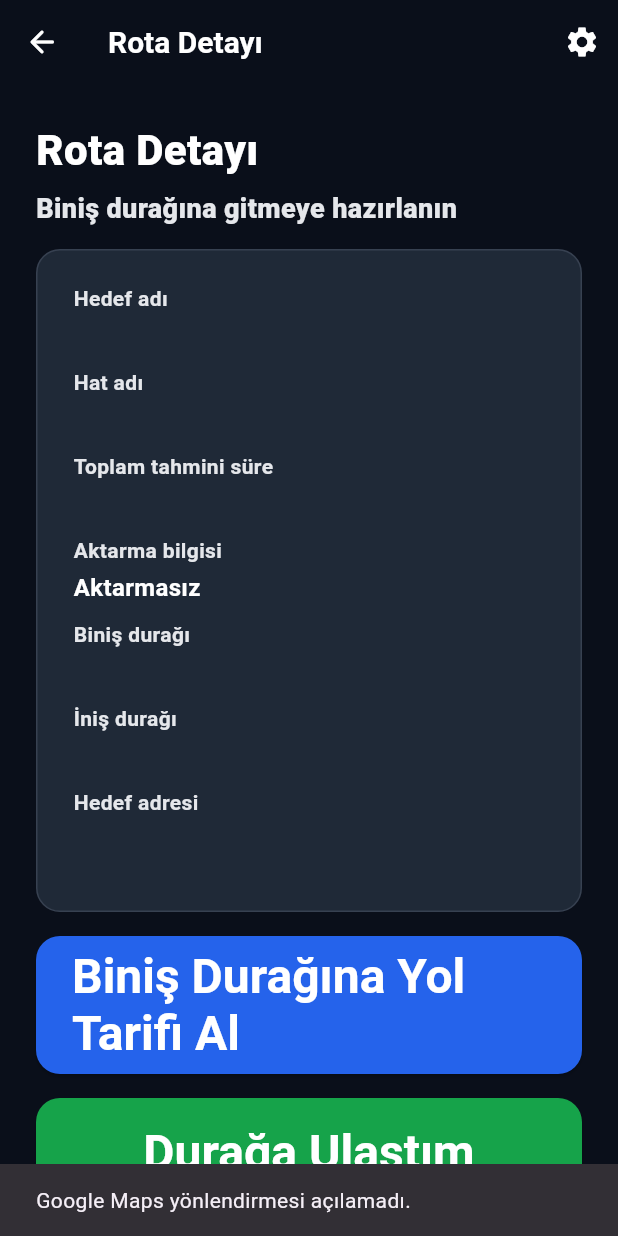
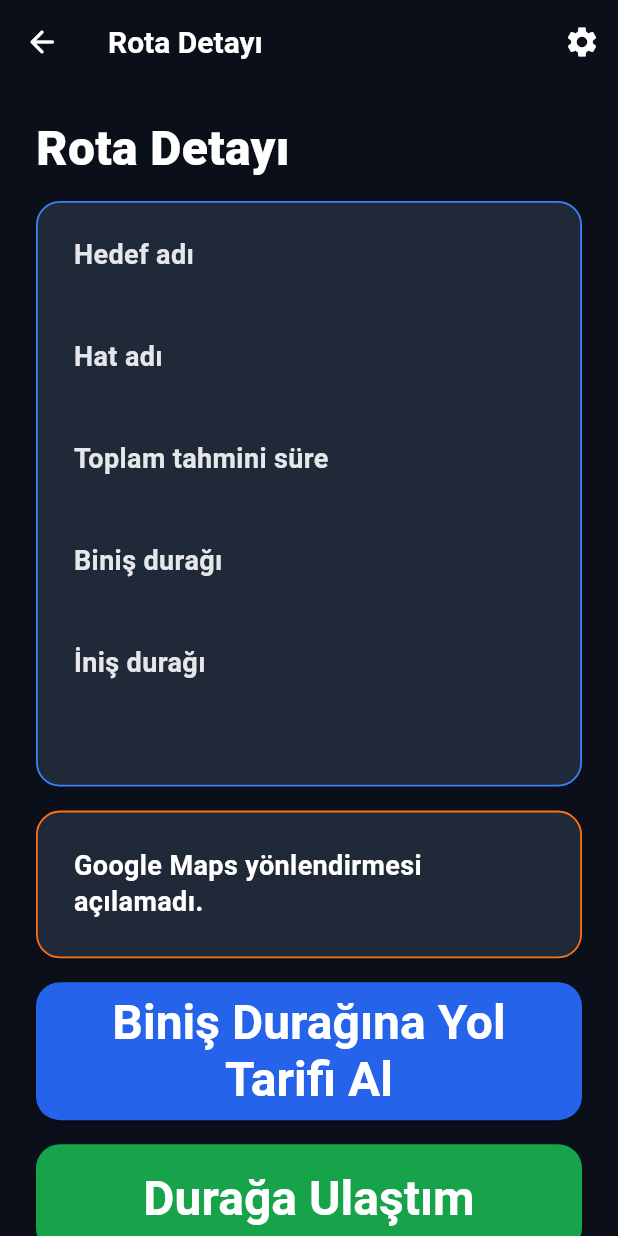
Before and after one commit to ahsentekgul/yol_arkadasim, a Flutter app: the JourneyDetailScreen screen opened directly with empty values, after a tap on "Biniş Durağına Yol Tarifi Al", on a phone screen of 412 x 824 dp. Run offline on Flutter 3.47's test engine with Material 3 defaults, Android fonts, the phone set to English and light mode, and no system bars; our stand-ins replace cloud_firestore, firebase_core, shared_preferences; accounts and stored records are empty.

Commit message:
Rota detayı ekranı erişilebilirlik ve WCAG polish düzenlendi

```diff
--- a/lib/business/journey_detail/journey_detail_screen.dart
+++ b/lib/business/journey_detail/journey_detail_screen.dart
@@ -1,4 +1,5 @@
 import 'package:flutter/material.dart';
+import 'package:flutter/semantics.dart';
 import 'package:url_launcher/url_launcher.dart';
 
 import 'package:yol_arkadasim/business/arrival/arrival_screen.dart';
@@ -11,20 +12,22 @@ import 'package:yol_arkadasim/core/widgets/app_button.dart';
 import 'package:yol_arkadasim/core/widgets/app_navigation_bar.dart';
 import 'package:yol_arkadasim/data/models/transit_models.dart';
 
-class JourneyDetailScreen extends StatelessWidget {
+class JourneyDetailScreen extends StatefulWidget {
   const JourneyDetailScreen({super.key, required this.journeyPlan});
 
   final JourneyPlan journeyPlan;
 
-  String get _transferText {
-    if (journeyPlan.transferCount == 0) {
-      return 'Aktarmasız';
-    }
-    return '${journeyPlan.transferCount} aktarma';
+  @override
+  State<JourneyDetailScreen> createState() => _JourneyDetailScreenState();
 }
 
-  Future<void> _openStartStopDirections(BuildContext context) async {
-    final messenger = ScaffoldMessenger.of(context);
+class _JourneyDetailScreenState extends State<JourneyDetailScreen> {
+  String? _feedbackMessage;
+
+  JourneyPlan get journeyPlan => widget.journeyPlan;
+
+  Future<void> _openStartStopDirections() async {
+    const errorMessage = 'Google Maps yönlendirmesi açılamadı.';
     final uri = buildWalkingDirectionsUri(
       journeyPlan.navigationMetadata.startStopLocation,
     );
@@ -33,16 +36,18 @@ class JourneyDetailScreen extends StatelessWidget {
       mode: LaunchMode.externalApplication,
     );
 
-    if (!launched) {
-      messenger.showSnackBar(
-        const SnackBar(
-          content: Text('Google Maps yönlendirmesi açılamadı.'),
-        ),
-      );
-    }
+    if (!mounted) return;
+
+    if (launched) {
+      setState(() => _feedbackMessage = null);
+      return;
     }
 
-  void _goToArrivalScreen(BuildContext context) {
+    setState(() => _feedbackMessage = errorMessage);
+    SemanticsService.announce(errorMessage, Directionality.of(context));
+  }
+
+  void _goToArrivalScreen() {
     Navigator.push(
       context,
       MaterialPageRoute(
@@ -56,34 +61,68 @@ class JourneyDetailScreen extends StatelessWidget {
     required String value,
   }) {
     return Padding(
-      padding: const EdgeInsets.only(bottom: 12),
+      padding: const EdgeInsets.only(bottom: AppSpacing.spaceX3),
+      child: Semantics(
+        label: '$label: $value',
+        child: ExcludeSemantics(
           child: Column(
             crossAxisAlignment: CrossAxisAlignment.start,
             children: [
               Text(
                 label,
                 style: AppTextStyles.screenSubtitle.copyWith(
-              fontSize: 14,
+                  fontSize: 18,
                   fontWeight: FontWeight.w700,
+                  height: 1.25,
                 ),
               ),
               const SizedBox(height: 4),
               Text(
                 value,
                 style: AppTextStyles.buttonLabel.copyWith(
-              fontSize: 16,
-              fontWeight: FontWeight.w700,
+                  fontSize: 20,
+                  fontWeight: FontWeight.w800,
                 ),
               ),
             ],
+          ),
+        ),
+      ),
+    );
+  }
+
+  Widget _buildFeedbackBanner(String message) {
+    return Semantics(
+      container: true,
+      label: message,
+      child: ExcludeSemantics(
+        child: Container(
+          padding: const EdgeInsets.all(AppSpacing.p6),
+          decoration: BoxDecoration(
+            color: AppColors.gray800,
+            borderRadius: BorderRadius.circular(AppRadius.rounded2xl),
+            border: Border.all(
+              color: AppColors.borderOrange500,
+              width: 1.2,
+            ),
+          ),
+          child: Text(
+            message,
+            style: AppTextStyles.screenSubtitle.copyWith(
+              color: AppColors.white,
+              fontSize: 18,
+              fontWeight: FontWeight.w700,
+              height: 1.35,
+            ),
+          ),
+        ),
       ),
     );
   }
 
   @override
   Widget build(BuildContext context) {
-    final String? destinationAddress =
-        journeyPlan.navigationMetadata.destinationAddress;
+    final String? feedbackMessage = _feedbackMessage;
 
     return Scaffold(
       backgroundColor: AppColors.background,
@@ -98,22 +137,27 @@ class JourneyDetailScreen extends StatelessWidget {
                 child: Column(
                   crossAxisAlignment: CrossAxisAlignment.stretch,
                   children: [
-                    Text(
+                    Semantics(
+                      header: true,
+                      child: Text(
                         'Rota Detayı',
-                      style: AppTextStyles.screenTitle.copyWith(fontSize: 28),
+                        style: AppTextStyles.screenTitle.copyWith(
+                          fontSize: 32,
+                          height: 1.2,
                         ),
-                    const SizedBox(height: 8),
-                    Text(
-                      'Biniş durağına gitmeye hazırlanın',
-                      style: AppTextStyles.screenSubtitle.copyWith(fontSize: 18),
+                      ),
                     ),
                     const SizedBox(height: AppSpacing.spaceY4),
                     Container(
                       padding: const EdgeInsets.all(AppSpacing.p6),
                       decoration: BoxDecoration(
                         color: AppColors.gray800,
-                        borderRadius: BorderRadius.circular(AppRadius.rounded2xl),
-                        border: Border.all(color: AppColors.gray700),
+                        borderRadius:
+                            BorderRadius.circular(AppRadius.rounded2xl),
+                        border: Border.all(
+                          color: AppColors.borderBlue500,
+                          width: 1.2,
+                        ),
                       ),
                       child: Column(
                         crossAxisAlignment: CrossAxisAlignment.start,
@@ -131,10 +175,6 @@ class JourneyDetailScreen extends StatelessWidget {
                             value: journeyPlan.totalDurationText,
                           ),
                           _buildInfoRow(
-                            label: 'Aktarma bilgisi',
-                            value: _transferText,
-                          ),
-                          _buildInfoRow(
                             label: 'Biniş durağı',
                             value: journeyPlan.startStopName,
                           ),
@@ -142,17 +182,16 @@ class JourneyDetailScreen extends StatelessWidget {
                             label: 'İniş durağı',
                             value: journeyPlan.endStopName,
                           ),
-                          if (destinationAddress != null)
-                            _buildInfoRow(
-                              label: 'Hedef adresi',
-                              value: destinationAddress,
-                            ),
                         ],
                       ),
                     ),
+                    if (feedbackMessage != null) ...[
+                      const SizedBox(height: AppSpacing.spaceY4),
+                      _buildFeedbackBanner(feedbackMessage),
+                    ],
                     const SizedBox(height: AppSpacing.spaceY4),
                     AppButton(
-                      onPressed: () => _openStartStopDirections(context),
+                      onPressed: _openStartStopDirections,
                       semanticsLabel:
                           '${journeyPlan.startStopName} için Google Maps ile yol tarifi al',
                       fullWidth: true,
@@ -162,12 +201,16 @@ class JourneyDetailScreen extends StatelessWidget {
                       backgroundColor: AppColors.blue600,
                       child: const Padding(
                         padding: EdgeInsets.symmetric(vertical: 8),
-                        child: Text('Biniş Durağına Yol Tarifi Al'),
+                        child: Text(
+                          'Biniş Durağına Yol Tarifi Al',
+                          textAlign: TextAlign.center,
+                          softWrap: true,
+                        ),
                       ),
                     ),
                     const SizedBox(height: AppSpacing.spaceY4),
                     AppButton(
-                      onPressed: () => _goToArrivalScreen(context),
+                      onPressed: _goToArrivalScreen,
                       semanticsLabel:
                           'Durağa ulaştım, otobüs bekleme ekranına geç',
                       fullWidth: true,
@@ -177,7 +220,11 @@ class JourneyDetailScreen extends StatelessWidget {
                       backgroundColor: AppColors.green600,
                       child: const Padding(
                         padding: EdgeInsets.symmetric(vertical: 8),
-                        child: Text('Durağa Ulaştım'),
+                        child: Text(
+                          'Durağa Ulaştım',
+                          textAlign: TextAlign.center,
+                          softWrap: true,
+                        ),
                       ),
                     ),
                   ],
```
Lines whose indentation alone changed are shown as unchanged.
